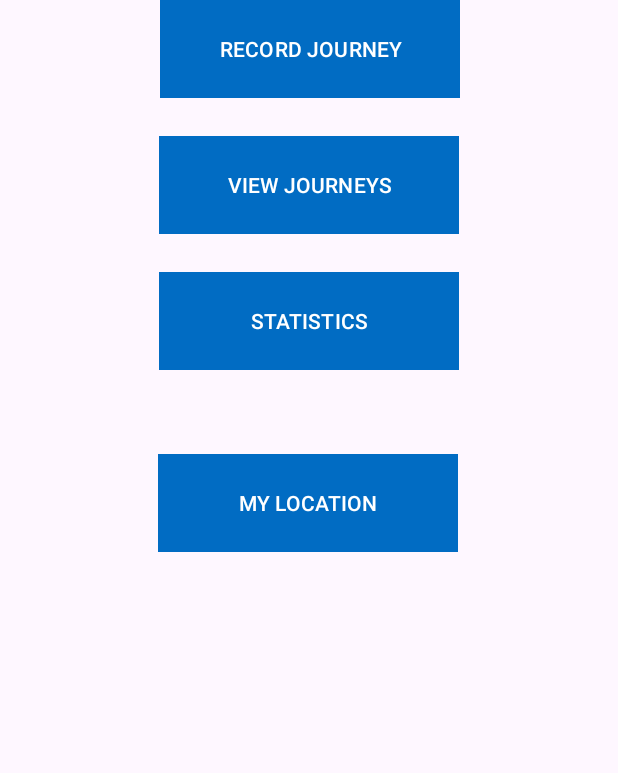
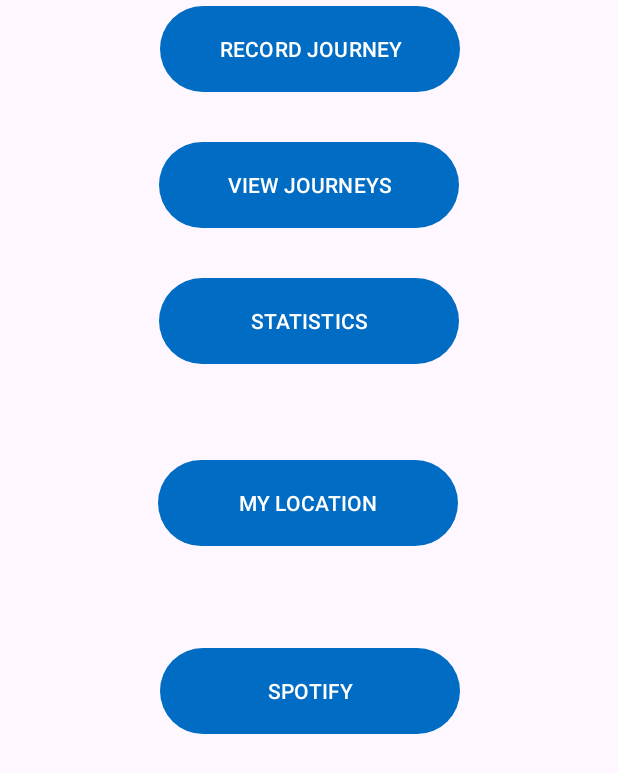
Before and after one commit to foxserfaty/StriderProject, an Android app: the screen it shows after launch (MainActivity), on a phone screen of 412 x 824 dp. Shown: the top 773 px of the screen. Run offline under Robolectric (Android 15) with nearby library versions, the phone set to English and light mode, and no system bars.

Commit message:
add spotify api

```diff
--- a/app/build.gradle.kts
+++ b/app/build.gradle.kts
@@ -57,4 +57,7 @@ dependencies {
     androidTestImplementation("com.google.truth:truth:1.1.3")
     implementation(libs.mpandroidchart)
     implementation("com.github.PhilJay:MPAndroidChart:v3.1.0")
+    implementation(project(":spotify-app-remote-release-0.8.0"))
+    implementation ("com.google.code.gson:gson:2.6.1")
+    implementation ("com.spotify.android:auth:1.2.5")
 }
--- a/app/src/main/AndroidManifest.xml
+++ b/app/src/main/AndroidManifest.xml
@@ -16,6 +16,10 @@
         android:supportsRtl="true"
         android:theme="@style/Theme.Strider"
         tools:targetApi="31">
+        <activity
+            android:name=".SpotifyActivity"
+            android:exported="false" />
+
         <meta-data
             android:name="com.google.android.geo.API_KEY"
             android:value="AIzaSyCDbBa3Gj09tpqMaiY7vhlN0kL3G3xkYn4" />
--- a/app/src/main/java/com/example/strider/MainActivity.java
+++ b/app/src/main/java/com/example/strider/MainActivity.java
@@ -43,4 +43,9 @@ public class MainActivity extends AppCompatActivity {
         Intent myLocation = new Intent(MainActivity.this, MyLocationActivity.class);
         startActivity(myLocation);
     }
+    public void onClickSpotify(View v) {
+        // go to the activity for displaying statistics
+        Intent spotify= new Intent(MainActivity.this, SpotifyActivity.class);
+        startActivity(spotify);
+    }
 }
--- a/app/src/main/java/com/example/strider/ui/map/MapFragment.java
+++ b/app/src/main/java/com/example/strider/ui/map/MapFragment.java
@@ -129,6 +129,7 @@ public class MapFragment extends SupportMapFragment implements OnMapReadyCallbac
         }
         map.setMyLocationEnabled(true);
         map.getUiSettings().setMyLocationButtonEnabled(true);
+        map.getUiSettings().setZoomControlsEnabled(true);
         getDeviceLocation();
         locationRequest = new LocationRequest.Builder(Priority.PRIORITY_HIGH_ACCURACY, DEFAULT_INTERVAL).build();
       //  startLocationUpdates();
--- a/app/src/main/res/layout/activity_main.xml
+++ b/app/src/main/res/layout/activity_main.xml
@@ -15,7 +15,6 @@
         android:layout_marginStart="8dp"
         android:layout_marginTop="56dp"
         android:layout_marginEnd="8dp"
-        android:background="@android:color/holo_green_dark"
         android:onClick="onClickMyLocation"
         android:text="MY LOCATION"
         android:textColor="@android:color/white"
@@ -33,7 +32,6 @@
         android:layout_marginTop="76dp"
         android:layout_marginEnd="8dp"
         android:layout_marginRight="8dp"
-        android:background="@android:color/holo_green_dark"
         android:onClick="onClickRecord"
         android:text="RECORD JOURNEY"
         android:textColor="@android:color/white"
@@ -51,7 +49,6 @@
         android:layout_marginTop="25dp"
         android:layout_marginEnd="8dp"
         android:layout_marginRight="8dp"
-        android:background="@android:color/holo_green_dark"
         android:onClick="onClickView"
         android:text="VIEW JOURNEYS"
         android:textColor="@android:color/white"
@@ -68,11 +65,25 @@
         android:layout_marginTop="25dp"
         android:layout_marginEnd="8dp"
         android:layout_marginRight="8dp"
-        android:background="@android:color/holo_green_dark"
         android:onClick="onClickStatistics"
         android:text="STATISTICS"
         android:textColor="@android:color/white"
         app:layout_constraintEnd_toEndOf="parent"
         app:layout_constraintStart_toStartOf="parent"
         app:layout_constraintTop_toBottomOf="@+id/journey_history_button" />
+
+    <Button
+        android:id="@+id/spotify_button"
+        android:layout_width="200dp"
+        android:layout_height="65dp"
+        android:layout_marginStart="8dp"
+        android:layout_marginTop="60dp"
+        android:layout_marginEnd="8dp"
+        android:onClick="onClickSpotify"
+        android:text="SPOTIFY"
+        android:textColor="@android:color/white"
+        app:layout_constraintEnd_toEndOf="parent"
+        app:layout_constraintHorizontal_bias="0.502"
+        app:layout_constraintStart_toStartOf="parent"
+        app:layout_constraintTop_toBottomOf="@+id/button4" />
 </androidx.constraintlayout.widget.ConstraintLayout>
--- a/settings.gradle.kts
+++ b/settings.gradle.kts
@@ -21,4 +21,4 @@ dependencyResolutionManagement {
 }
 
 rootProject.name = "strider"
-include(":app")
+include(":app",":spotify-app-remote-release-0.8.0")
--- /dev/null
+++ b/spotify-app-remote-release-0.8.0/build.gradle
@@ -0,0 +1,2 @@
+configurations.maybeCreate("default")
+artifacts.add("default", file('spotify-app-remote-release-0.8.0.aar'))
```
Also changed, not shown: app/src/main/java/com/example/strider/SpotifyActivity.java (added, +114 -0 lines), app/src/main/res/layout/activity_spotify.xml (added, +20 -0 lines).
